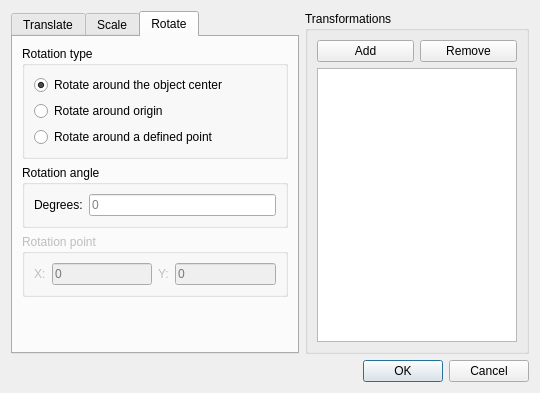
Old version of the form ui/transform.ui in the repository An-dz/INE5420.
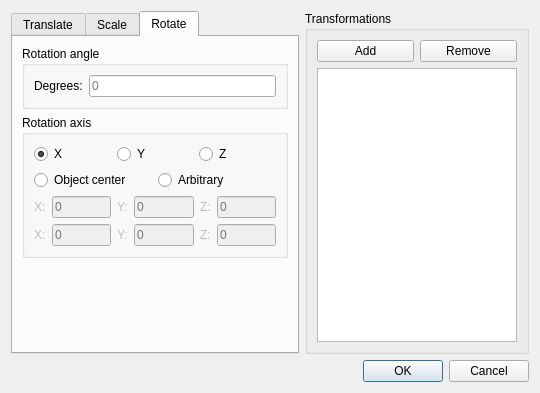
New version of the form. The open tabs and pages were chosen to show the change.

Commit message: Add Point3D and Object3D

Diff of the .ui file:
```diff
--- a/ui/transform.ui
+++ b/ui/transform.ui
@@ -10,6 +10,12 @@
     <height>393</height>
    </rect>
   </property>
+  <property name="minimumSize">
+   <size>
+    <width>0</width>
+    <height>0</height>
+   </size>
+  </property>
   <property name="windowTitle">
    <string>Transform</string>
   </property>
@@ -168,39 +174,6 @@
          <string>Rotate</string>
         </attribute>
         <layout class="QVBoxLayout" name="verticalLayout_5">
-         <item>
-          <widget class="QGroupBox" name="groupBoxRotationType">
-           <property name="title">
-            <string>Rotation type</string>
-           </property>
-           <layout class="QVBoxLayout" name="verticalLayout_3">
-            <item>
-             <widget class="QRadioButton" name="radioRotateCenter">
-              <property name="text">
-               <string>Rotate around the object center</string>
-              </property>
-              <property name="checked">
-               <bool>true</bool>
-              </property>
-             </widget>
-            </item>
-            <item>
-             <widget class="QRadioButton" name="radioRotateOrigin">
-              <property name="text">
-               <string>Rotate around origin</string>
-              </property>
-             </widget>
-            </item>
-            <item>
-             <widget class="QRadioButton" name="radioRotatePoint">
-              <property name="text">
-               <string>Rotate around a defined point</string>
-              </property>
-             </widget>
-            </item>
-           </layout>
-          </widget>
-         </item>
          <item>
           <widget class="QGroupBox" name="groupBoxRotationAngle">
            <property name="title">
@@ -227,39 +200,191 @@
          <item>
           <widget class="QGroupBox" name="groupBoxRotationPoint">
            <property name="enabled">
-            <bool>false</bool>
+            <bool>true</bool>
+           </property>
+           <property name="minimumSize">
+            <size>
+             <width>0</width>
+             <height>0</height>
+            </size>
            </property>
            <property name="title">
-            <string>Rotation point</string>
+            <string>Rotation axis</string>
            </property>
-           <layout class="QHBoxLayout" name="horizontalLayout_4">
+           <layout class="QVBoxLayout" name="verticalLayout_3">
             <item>
-             <widget class="QLabel" name="label_PointX">
-              <property name="text">
-               <string>X:</string>
-              </property>
-             </widget>
+             <layout class="QHBoxLayout" name="layoutAxis">
+              <item>
+               <widget class="QRadioButton" name="radioAxisX">
+                <property name="text">
+                 <string>X</string>
+                </property>
+                <property name="checked">
+                 <bool>true</bool>
+                </property>
+               </widget>
+              </item>
+              <item>
+               <widget class="QRadioButton" name="radioAxisY">
+                <property name="text">
+                 <string>Y</string>
+                </property>
+               </widget>
+              </item>
+              <item>
+               <widget class="QRadioButton" name="radioAxisZ">
+                <property name="text">
+                 <string>Z</string>
+                </property>
+               </widget>
+              </item>
+             </layout>
             </item>
             <item>
-             <widget class="QLineEdit" name="inputRotationPointX">
-              <property name="placeholderText">
-               <string>0</string>
-              </property>
-             </widget>
+             <layout class="QHBoxLayout" name="layoutCustomAxis">
+              <item>
+               <widget class="QRadioButton" name="radioAxisCenter">
+                <property name="text">
+                 <string>Object center</string>
+                </property>
+               </widget>
+              </item>
+              <item>
+               <widget class="QRadioButton" name="radioAxisArbitrary">
+                <property name="text">
+                 <string>Arbitrary</string>
+                </property>
+               </widget>
+              </item>
+             </layout>
             </item>
             <item>
-             <widget class="QLabel" name="label_PointY">
-              <property name="text">
-               <string>Y:</string>
-              </property>
-             </widget>
+             <layout class="QHBoxLayout" name="layoutVectorStart">
+              <item>
+               <widget class="QLabel" name="label_PointX1">
+                <property name="enabled">
+                 <bool>false</bool>
+                </property>
+                <property name="text">
+                 <string>X:</string>
+                </property>
+               </widget>
+              </item>
+              <item>
+               <widget class="QLineEdit" name="inputRotationPointX1">
+                <property name="enabled">
+                 <bool>false</bool>
+                </property>
+                <property name="placeholderText">
+                 <string>0</string>
+                </property>
+               </widget>
+              </item>
+              <item>
+               <widget class="QLabel" name="label_PointY1">
+                <property name="enabled">
+                 <bool>false</bool>
+                </property>
+                <property name="text">
+                 <string>Y:</string>
+                </property>
+               </widget>
+              </item>
+              <item>
+               <widget class="QLineEdit" name="inputRotationPointY1">
+                <property name="enabled">
+                 <bool>false</bool>
+                </property>
+                <property name="placeholderText">
+                 <string>0</string>
+                </property>
+               </widget>
+              </item>
+              <item>
+               <widget class="QLabel" name="label_PointZ1">
+                <property name="enabled">
+                 <bool>false</bool>
+                </property>
+                <property name="text">
+                 <string>Z:</string>
+                </property>
+               </widget>
+              </item>
+              <item>
+               <widget class="QLineEdit" name="inputRotationPointZ1">
+                <property name="enabled">
+                 <bool>false</bool>
+                </property>
+                <property name="placeholderText">
+                 <string>0</string>
+                </property>
+               </widget>
+              </item>
+             </layout>
             </item>
             <item>
-             <widget class="QLineEdit" name="inputRotationPointY">
-              <property name="placeholderText">
-               <string>0</string>
-              </property>
-             </widget>
+             <layout class="QHBoxLayout" name="layoutVectorEnd">
+              <item>
+               <widget class="QLabel" name="label_PointX2">
+                <property name="enabled">
+                 <bool>false</bool>
+                </property>
+                <property name="text">
+                 <string>X:</string>
+                </property>
+               </widget>
+              </item>
+              <item>
+               <widget class="QLineEdit" name="inputRotationPointX2">
+                <property name="enabled">
+                 <bool>false</bool>
+                </property>
+                <property name="placeholderText">
+                 <string>0</string>
+                </property>
+               </widget>
+              </item>
+              <item>
+               <widget class="QLabel" name="label_PointY2">
+                <property name="enabled">
+                 <bool>false</bool>
+                </property>
+                <property name="text">
+                 <string>Y:</string>
+                </property>
+               </widget>
+              </item>
+              <item>
+               <widget class="QLineEdit" name="inputRotationPointY2">
+                <property name="enabled">
+                 <bool>false</bool>
+                </property>
+                <property name="placeholderText">
+                 <string>0</string>
+                </property>
+               </widget>
+              </item>
+              <item>
+               <widget class="QLabel" name="label_PointZ2">
+                <property name="enabled">
+                 <bool>false</bool>
+                </property>
+                <property name="text">
+                 <string>Z:</string>
+                </property>
+               </widget>
+              </item>
+              <item>
+               <widget class="QLineEdit" name="inputRotationPointZ2">
+                <property name="enabled">
+                 <bool>false</bool>
+                </property>
+                <property name="placeholderText">
+                 <string>0</string>
+                </property>
+               </widget>
+              </item>
+             </layout>
             </item>
            </layout>
           </widget>
```
Left out of the diff: 46 changed lines with no effect on the pictures. The commit also changes 15 other files.
